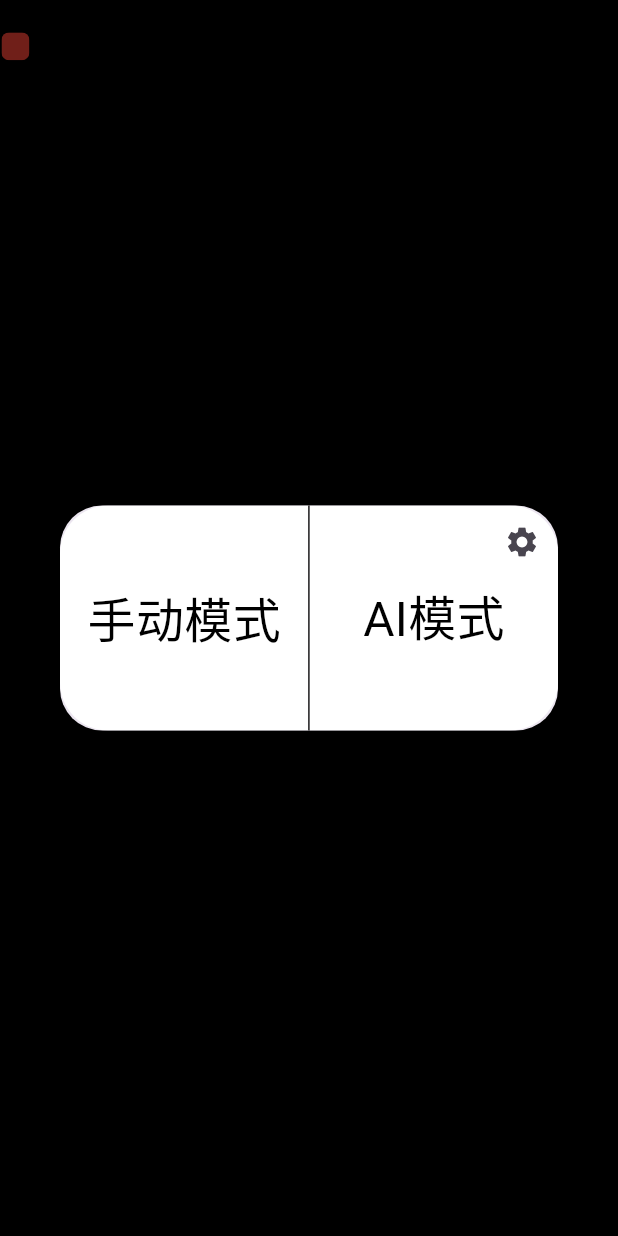
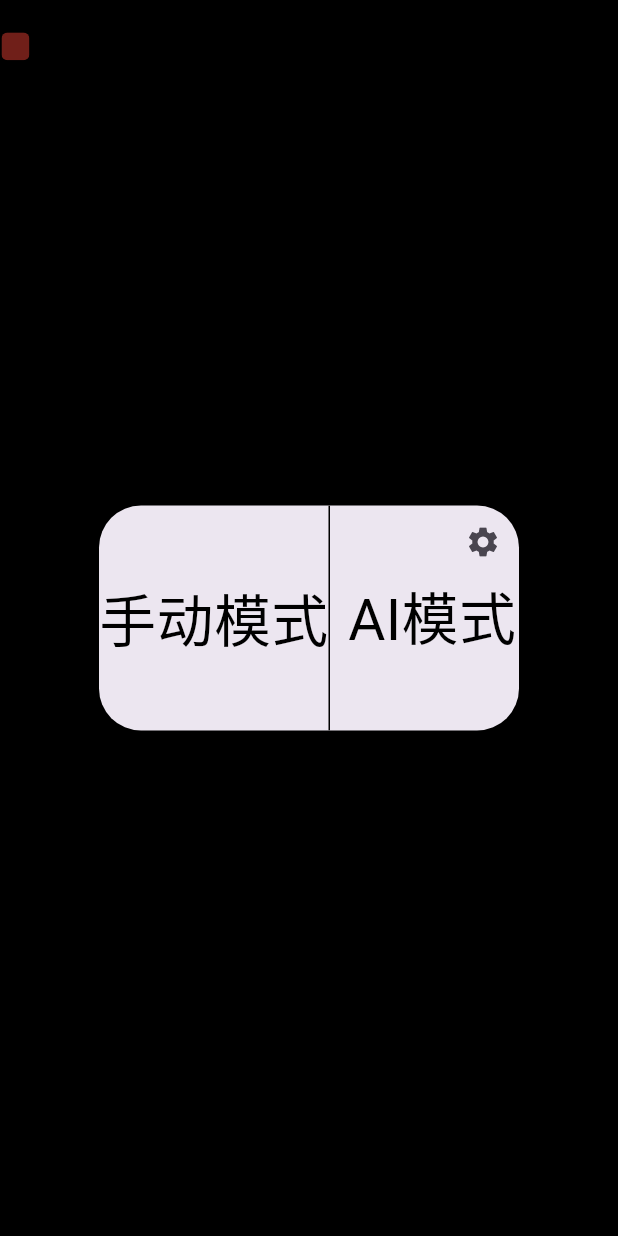
Before and after one commit to KaigeCai/snake, a Flutter app: the screen it shows after launch, after a tap on "贪吃蛇A", on a phone screen of 412 x 824 dp. Run offline on Flutter 3.47's test engine with Material 3 defaults, Android fonts, the phone set to English and light mode, and no system bars.

Commit message:
snake head

```diff
--- a/lib/snake_pixel.dart
+++ b/lib/snake_pixel.dart
@@ -45,37 +45,34 @@ class _SnakeGameState extends State<SnakeGame> {
             child: ClipRRect(
               borderRadius: BorderRadius.circular(32.0),
               child: SizedBox(
+                width: 120.0,
                 height: 150.0,
                 child: Stack(
                   children: [
-                    Expanded(
-                      child: Row(
+                    Row(
                       children: [
-                          Expanded(
-                            child: GestureDetector(
+                        GestureDetector(
                           onTap: () {
                             Navigator.of(context).pop();
                           },
                           child: Container(
-                                alignment: Alignment.center,
-                                color: Colors.white,
+                            alignment: Alignment.centerLeft,
                             child: const Text(
                               '手动模式',
                               style: TextStyle(
-                                    fontSize: 32.0,
+                                fontSize: 38.0,
                                 color: Colors.black,
                               ),
                             ),
                           ),
                         ),
-                          ),
                         Container(
+                          alignment: Alignment.center,
                           width: 1,
                           height: double.infinity,
                           color: Colors.black,
                         ),
-                          Expanded(
-                            child: GestureDetector(
+                        GestureDetector(
                           onTap: () {
                             Navigator.of(context).pop();
                             setState(() {
@@ -84,21 +81,19 @@ class _SnakeGameState extends State<SnakeGame> {
                             startGame();
                           },
                           child: Container(
-                                alignment: Alignment.center,
-                                color: Colors.white,
+                            margin: const EdgeInsets.only(left: 12.0),
                             child: const Text(
                               'AI模式',
                               style: TextStyle(
-                                    fontSize: 32.0,
+                                fontSize: 38.0,
                                 color: Colors.black,
-                                  ),
                               ),
                             ),
                           ),
                         ),
                       ],
                     ),
-                    ),
+                    // 设置按钮（右上角）
                     Align(
                       alignment: Alignment.topRight,
                       child: IconButton(
@@ -350,9 +345,9 @@ class _SnakeGameState extends State<SnakeGame> {
           direction = 'left';
         }
       },
-      child: Container(
-        color: backgroundColor,
-        child: GridView.builder(
+      child: Scaffold(
+        backgroundColor: backgroundColor,
+        body: GridView.builder(
           physics: const NeverScrollableScrollPhysics(),
           itemCount: squaresPerRow * squaresPerCol,
           gridDelegate: SliverGridDelegateWithFixedCrossAxisCount(
@@ -361,31 +356,132 @@ class _SnakeGameState extends State<SnakeGame> {
           ),
           itemBuilder: (BuildContext context, int index) {
             if (snake.contains(index)) {
-              return Center(
-                child: Container(
+              if (index == snake.first) {
+                return SnakeHead(direction: direction);
+              } else {
+                return Padding(
                   padding: const EdgeInsets.all(1.0),
                   child: ClipRRect(
-                    borderRadius: BorderRadius.circular(5.0),
+                    borderRadius: BorderRadius.circular(4.0),
                     child: Container(color: Colors.green[500]),
-                  ),
                   ),
                 );
               }
+            }
             if (index == food) {
-              return Center(
-                child: Container(
+              return Padding(
                 padding: const EdgeInsets.all(1.0),
                 child: ClipRRect(
-                    borderRadius: BorderRadius.circular(5),
+                  borderRadius: BorderRadius.circular(4.0),
                   child: Container(color: Colors.red),
-                  ),
                 ),
               );
             }
-            return Container();
+            return const SizedBox.shrink();
           },
         ),
       ),
     );
   }
 }
+
+class SnakeHead extends StatelessWidget {
+  final String direction; // 方向参数，控制蛇头旋转
+
+  const SnakeHead({super.key, required this.direction});
+
+  @override
+  Widget build(BuildContext context) {
+    // 定义旋转角度
+    double rotationAngle;
+    switch (direction) {
+      case 'up':
+        rotationAngle = 0.0;
+        break;
+      case 'down':
+        rotationAngle = pi;
+        break;
+      case 'left':
+        rotationAngle = -pi / 2;
+        break;
+      case 'right':
+        rotationAngle = pi / 2;
+        break;
+      default:
+        rotationAngle = 0.0;
+    }
+
+    return Padding(
+      padding: const EdgeInsets.all(1.0),
+      child: Transform.rotate(
+        angle: rotationAngle,
+        child: Stack(
+          clipBehavior: Clip.none, // 允许舌头超出布局范围
+          children: [
+            ClipRRect(
+              borderRadius: BorderRadius.circular(4.0),
+              child: Container(
+                color: Colors.green[500],
+                child: const Stack(
+                  clipBehavior: Clip.none,
+                  children: [
+                    // 左眼
+                    Positioned(
+                      top: 0.2,
+                      left: 1.0,
+                      child: Text(
+                        '.',
+                        style: TextStyle(
+                          fontSize: 32.0,
+                          color: Colors.black,
+                          fontWeight: FontWeight.bold,
+                          height: 0.1,
+                          wordSpacing: 0.0,
+                        ),
+                      ),
+                    ),
+                    // 右眼
+                    Positioned(
+                      top: 0.2,
+                      right: 1.0,
+                      child: Text(
+                        '.',
+                        style: TextStyle(
+                          fontSize: 32.0,
+                          color: Colors.black,
+                          fontWeight: FontWeight.bold,
+                          height: 0.1,
+                          wordSpacing: 0.0,
+                        ),
+                      ),
+                    ),
+                  ],
+                ),
+              ),
+            ),
+            // 舌头
+            const Positioned(
+              top: -12.0,
+              left: 0.2,
+              right: 0.2,
+              child: Text(
+                'Y',
+                style: TextStyle(
+                  fontSize: 16,
+                  color: Colors.red,
+                  fontWeight: FontWeight.w300,
+                  height: 1.0,
+                ),
+                textAlign: TextAlign.center,
+                textHeightBehavior: TextHeightBehavior(
+                  applyHeightToFirstAscent: false,
+                  applyHeightToLastDescent: false,
+                ),
+              ),
+            ),
+          ],
+        ),
+      ),
+    );
+  }
+}
```
Lines whose indentation alone changed are shown as unchanged.
